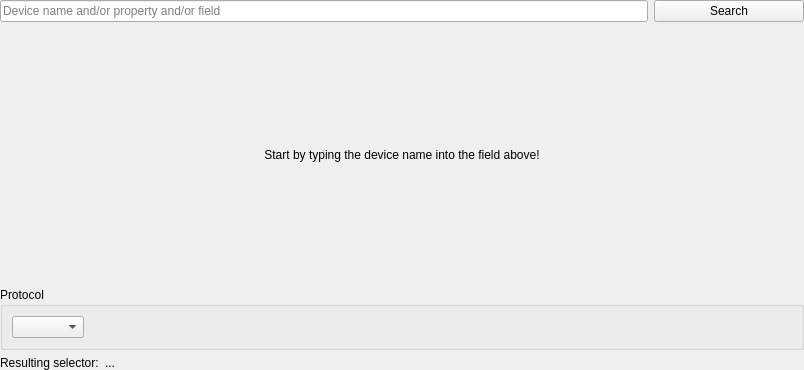
jfpatrick/accsoft-gui-rad-comrad, file comrad/_device_dialog/device_property_selector.ui: the form before one commit.
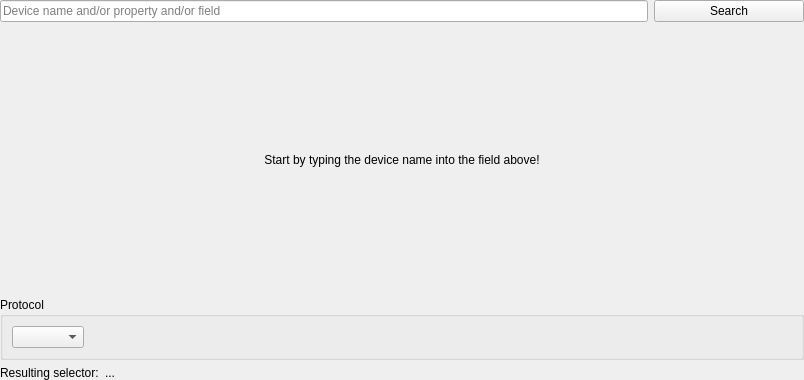
The form after the commit. The open tabs and pages were chosen to show the change.

Commit message: Replace networking logic of Device Property Dialog with PyCCDA calls

What changed in the file:
```diff
--- a/comrad/_device_dialog/device_property_selector.ui
+++ b/comrad/_device_dialog/device_property_selector.ui
@@ -2,7 +2,15 @@
 <ui version="4.0">
  <class>DevicePropertySelector</class>
  <widget class="QWidget" name="DevicePropertySelector">
-  <layout class="QVBoxLayout" name="verticalLayout_2">
+  <property name="geometry">
+   <rect>
+    <x>0</x>
+    <y>0</y>
+    <width>804</width>
+    <height>380</height>
+   </rect>
+  </property>
+  <layout class="QVBoxLayout" name="_4">
    <property name="leftMargin">
     <number>0</number>
    </property>
@@ -76,7 +84,7 @@
     </layout>
    </item>
    <item>
-    <widget class="QStackedWidget" name="deviceSearchControlStack">
+    <widget class="QStackedWidget" name="stack_widget">
      <property name="sizePolicy">
       <sizepolicy hsizetype="Preferred" vsizetype="Expanding">
        <horstretch>0</horstretch>
@@ -510,7 +518,7 @@
     </widget>
    </item>
    <item>
-    <layout class="QHBoxLayout" name="horizontalLayout_6">
+    <layout class="QHBoxLayout" name="_3">
      <property name="leftMargin">
       <number>0</number>
      </property>
```
Left out of the diff: 85 changed lines with no effect on the pictures. The commit also changes 2 other files.
